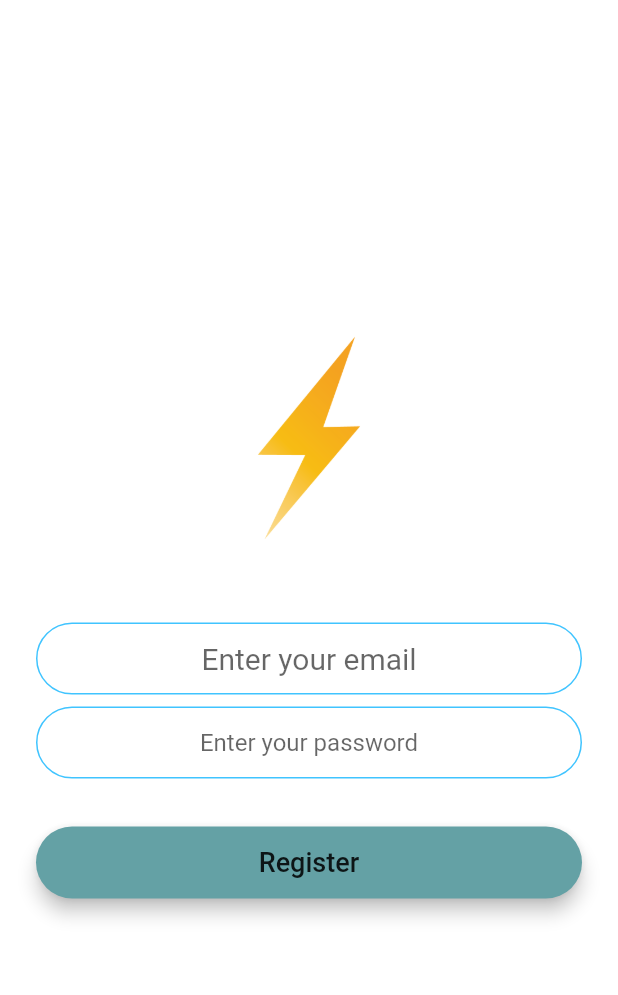
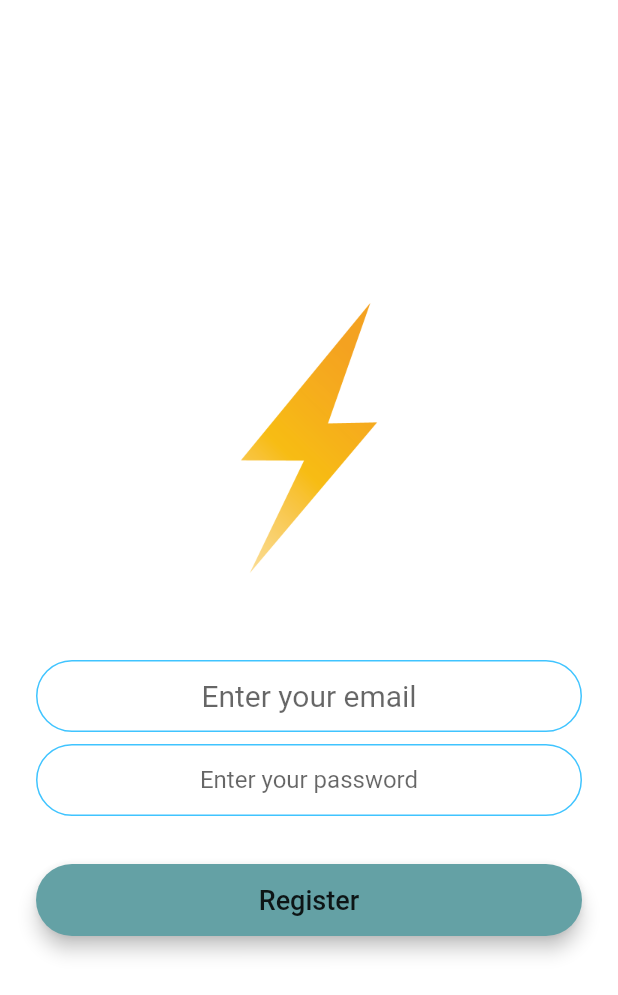
Before and after one commit to mustak/flash-chat-flutter, a Flutter app: the RegistrationScreen screen opened by its route, on a phone screen of 412 x 824 dp. Shown: the top 995 px of the screen. Run offline on Flutter 3.47's test engine with Material 2 defaults, Android fonts, the phone set to English and light mode, and no system bars; our stand-ins replace animated_text_kit, cloud_firestore, firebase_auth, firebase_core, modal_progress_hud; accounts and stored records are empty.

Commit message:
[191] Add Flexible Widget around hero image

```diff
--- a/lib/screens/registration_screen.dart
+++ b/lib/screens/registration_screen.dart
@@ -30,11 +30,13 @@ class _RegistrationScreenState extends State<RegistrationScreen> {
             mainAxisAlignment: MainAxisAlignment.center,
             crossAxisAlignment: CrossAxisAlignment.stretch,
             children: <Widget>[
-              Hero(
-                tag: 'logo',
-                child: Container(
-                  height: 150.0,
-                  child: Image.asset('images/logo.png'),
+              Flexible(
+                child: Hero(
+                  tag: 'logo',
+                  child: Container(
+                    height: 200.0,
+                    child: Image.asset('images/logo.png'),
+                  ),
                 ),
               ),
               SizedBox(
```
Also changed, not shown: lib/screens/login_screen.dart (+7 -5 lines).
